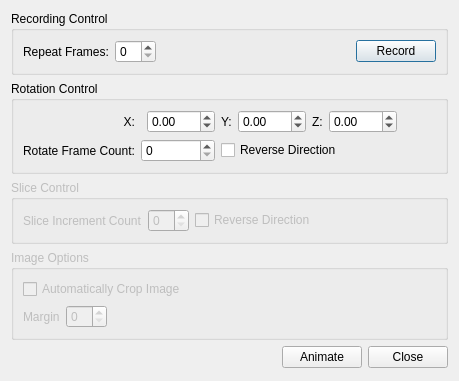
Old version of the form src/GuiQt/MovieDialog.ui in the repository Washington-University/workbench.
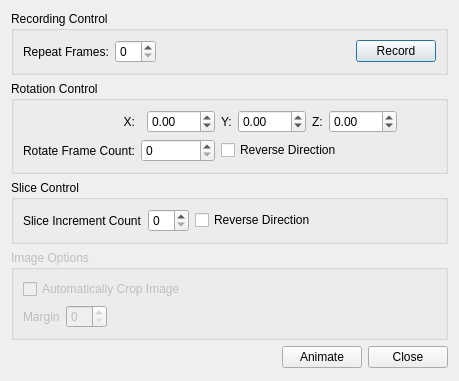
New version of the form.

Commit message: Volume slice animation now working.

The edit to the form file:
```diff
--- a/src/GuiQt/MovieDialog.ui
+++ b/src/GuiQt/MovieDialog.ui
@@ -184,7 +184,7 @@
    <item>
     <widget class="QGroupBox" name="sliceControlGroupBox">
      <property name="enabled">
-      <bool>false</bool>
+      <bool>true</bool>
      </property>
      <property name="title">
       <string>Slice Control</string>
```
The commit also changes 2 other files.
